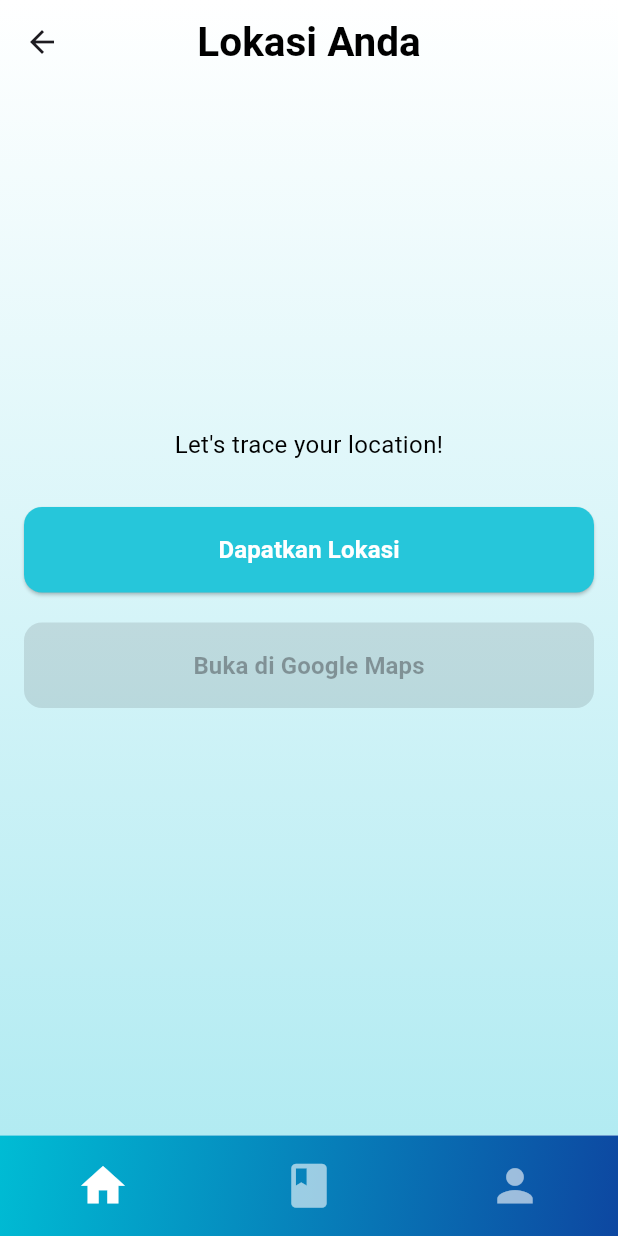
After one commit to rendraar/ngeread, a Flutter app: the MapsView screen opened directly, on a phone screen of 412 x 824 dp. The commit adds this screen. Run offline on Flutter 3.47's test engine with Material 3 defaults, Android fonts, the phone set to English and light mode, and no system bars; our stand-ins replace audioplayers, firebase_auth, firebase_core, flutter_dotenv, geocoding, geolocator and 8 more; accounts and stored records are empty; network calls fail.

Commit message:
Google Maps

```diff
--- a/lib/app/controllers/profile_controller.dart
+++ b/lib/app/controllers/profile_controller.dart
@@ -12,6 +12,12 @@ class ProfileController extends GetxController {
   VideoPlayerController? videoController;
   final String defaultImage = "assets/profileDefault.jpg";
   String? userEmail; // Email as identifier
+  String? currentLocation;
+
+  void setCurrentLocation(String location) {
+    currentLocation = location;
+    update();
+  }
 
   @override
   void onInit() {
@@ -34,12 +40,14 @@ class ProfileController extends GetxController {
           ElevatedButton.icon(
             icon: Icon(Icons.photo),
             label: Text("Gallery (Image)"),
-            onPressed: () => _pickImageOrVideo(ImageSource.gallery, isVideo: false),
+            onPressed: () =>
+                _pickImageOrVideo(ImageSource.gallery, isVideo: false),
           ),
           ElevatedButton.icon(
             icon: Icon(Icons.camera),
             label: Text("Camera (Image)"),
-            onPressed: () => _pickImageOrVideo(ImageSource.camera, isVideo: false),
+            onPressed: () =>
+                _pickImageOrVideo(ImageSource.camera, isVideo: false),
           ),
         ],
       ),
@@ -56,12 +64,14 @@ class ProfileController extends GetxController {
           ElevatedButton.icon(
             icon: Icon(Icons.video_library),
             label: Text("Gallery (Video)"),
-            onPressed: () => _pickImageOrVideo(ImageSource.gallery, isVideo: true),
+            onPressed: () =>
+                _pickImageOrVideo(ImageSource.gallery, isVideo: true),
           ),
           ElevatedButton.icon(
             icon: Icon(Icons.camera),
             label: Text("Camera (Video)"),
-            onPressed: () => _pickImageOrVideo(ImageSource.camera, isVideo: true),
+            onPressed: () =>
+                _pickImageOrVideo(ImageSource.camera, isVideo: true),
           ),
         ],
       ),
@@ -69,7 +79,8 @@ class ProfileController extends GetxController {
   }
 
   // Pick Image or Video (gallery or camera)
-  Future<void> _pickImageOrVideo(ImageSource source, {bool isVideo = false}) async {
+  Future<void> _pickImageOrVideo(ImageSource source,
+      {bool isVideo = false}) async {
     try {
       if (isVideo) {
         // Pick video from gallery or camera
@@ -81,7 +92,8 @@ class ProfileController extends GetxController {
             ..initialize().then((_) {
               update(); // Update UI after video is initialized
             });
-          await _saveProfileVideo(video.path); // Save video to shared_preferences
+          await _saveProfileVideo(
+              video.path); // Save video to shared_preferences
           Get.back();
           Get.snackbar("Success", "Profile video updated successfully.");
         } else {
@@ -97,7 +109,10 @@ class ProfileController extends GetxController {
           maxHeight: 600,
         );
 
-        if (media != null && (media.path.endsWith('.png') || media.path.endsWith('.jpg') || media.path.endsWith('.jpeg'))) {
+        if (media != null &&
+            (media.path.endsWith('.png') ||
+                media.path.endsWith('.jpg') ||
+                media.path.endsWith('.jpeg'))) {
           profileImage = File(media.path);
           await _saveProfileImage(media.path); // Save to shared_preferences
           Get.back();
@@ -163,7 +178,8 @@ class ProfileController extends GetxController {
       profileImage = null;
       if (userEmail != null) {
         final prefs = await SharedPreferences.getInstance();
-        await prefs.remove('profileImage_${userEmail!}'); // Remove image from shared_preferences
+        await prefs.remove(
+            'profileImage_${userEmail!}'); // Remove image from shared_preferences
       }
       update(); // Update UI
       Get.snackbar("Success", "Profile image deleted successfully.");
@@ -178,7 +194,8 @@ class ProfileController extends GetxController {
       profileVideo = null;
       if (userEmail != null) {
         final prefs = await SharedPreferences.getInstance();
-        await prefs.remove('profileVideo_${userEmail!}'); // Remove video from shared_preferences
+        await prefs.remove(
+            'profileVideo_${userEmail!}'); // Remove video from shared_preferences
       }
       update(); // Update UI
       Get.snackbar("Success", "Profile video deleted successfully.");
--- a/lib/app/models/read_book_page.dart
+++ b/lib/app/models/read_book_page.dart
@@ -149,7 +149,9 @@ class _ReadBookPageState extends State<ReadBookPage> {
                     onChanged: seekAudio,
                   ),
                   Text(
-                    formatDuration(currentPosition) + ' / ' + formatDuration(totalDuration),
+                    formatDuration(currentPosition) +
+                        ' / ' +
+                        formatDuration(totalDuration),
                     style: TextStyle(fontSize: 14),
                   ),
                 ],
--- /dev/null
+++ b/lib/app/views/maps_wiew.dart
@@ -0,0 +1,113 @@
+import 'package:flutter/material.dart';
+import 'package:get/get.dart';
+import 'package:latihan/app/models/custom_bottom_navbar.dart';
+import '../controllers/maps_controller.dart';
+
+class MapsView extends GetView<MapsController> {
+  const MapsView({Key? key}) : super(key: key);
+
+  @override
+  Widget build(BuildContext context) {
+    final controller = Get.put(MapsController());
+    final hoverColor1 = Rx<Color>(Colors.cyan.shade400);
+    final hoverColor2 = Rx<Color>(Colors.cyan.shade400);
+
+    return Scaffold(
+      extendBodyBehindAppBar: true,
+      appBar: AppBar(
+        backgroundColor: Colors.transparent,
+        elevation: 0,
+        title: const Text(
+          'Lokasi Anda',
+          style: TextStyle(
+            color: Colors.black,
+            fontSize: 27,
+            fontWeight: FontWeight.bold,
+          ),
+        ),
+        centerTitle: true,
+      ),
+      body: Container(
+        decoration: BoxDecoration(
+          gradient: LinearGradient(
+            colors: [
+              Colors.white,
+              Colors.cyan.shade100,
+            ],
+            begin: Alignment.topCenter,
+            end: Alignment.bottomCenter,
+          ),
+        ),
+        child: Padding(
+          padding: const EdgeInsets.symmetric(horizontal: 16.0),
+          child: Obx(() {
+            return Column(
+              mainAxisAlignment: MainAxisAlignment.center,
+              crossAxisAlignment: CrossAxisAlignment.stretch,
+              children: [
+                Text(
+                  controller.locationMessage.value,
+                  textAlign: TextAlign.center,
+                  style: const TextStyle(
+                    fontSize: 16,
+                    color: Colors.black,
+                  ),
+                ),
+                const SizedBox(height: 30),
+                MouseRegion(
+                  onEnter: (_) => hoverColor1.value = Colors.cyan.shade500,
+                  onExit: (_) => hoverColor1.value = Colors.cyan.shade400,
+                  child: Obx(() => ElevatedButton(
+                        onPressed: controller.loading.value
+                            ? null
+                            : controller.getCurrentLocation,
+                        style: ElevatedButton.styleFrom(
+                          backgroundColor: hoverColor1.value,
+                          foregroundColor: Colors.white,
+                          shape: RoundedRectangleBorder(
+                            borderRadius: BorderRadius.circular(12),
+                          ),
+                          padding: const EdgeInsets.symmetric(vertical: 17),
+                        ),
+                        child: controller.loading.value
+                            ? const CircularProgressIndicator(
+                                color: Colors.white)
+                            : const Text(
+                                'Dapatkan Lokasi',
+                                style: TextStyle(
+                                    fontSize: 16, fontWeight: FontWeight.bold),
+                              ),
+                      )),
+                ),
+                const SizedBox(height: 20),
+                MouseRegion(
+                  onEnter: (_) => hoverColor2.value = Colors.cyan.shade500,
+                  onExit: (_) => hoverColor2.value = Colors.cyan.shade400,
+                  child: Obx(() => ElevatedButton(
+                        onPressed: controller.currentPosition.value != null
+                            ? controller.openGoogleMaps
+                            : null,
+                        style: ElevatedButton.styleFrom(
+                          backgroundColor: hoverColor2.value,
+                          foregroundColor: Colors.white,
+                          shape: RoundedRectangleBorder(
+                            borderRadius: BorderRadius.circular(12),
+                          ),
+                          padding: const EdgeInsets.symmetric(vertical: 17),
+                        ),
+                        child: const Text(
+                          'Buka di Google Maps',
+                          style: TextStyle(
+                              fontSize: 16, fontWeight: FontWeight.bold),
+                        ),
+                      )),
+                ),
+              ],
+            );
+          }),
+        ),
+      ),
+      bottomNavigationBar: CustomBottomNavBar(),
+    );
+  }
+}
```
Also changed, not shown: lib/app/controllers/maps_controller.dart (added, +89 -0 lines), lib/app/models/book_detail_page.dart (+37 -11 lines), lib/app/models/custom_bottom_navbar.dart (+26 -10 lines), lib/app/views/library_view.dart (+9 -4 lines), lib/app/views/profile_view.dart (+91 -37 lines), pubspec.yaml (+7 -5 lines), pubspec.lock, 6 other files.
